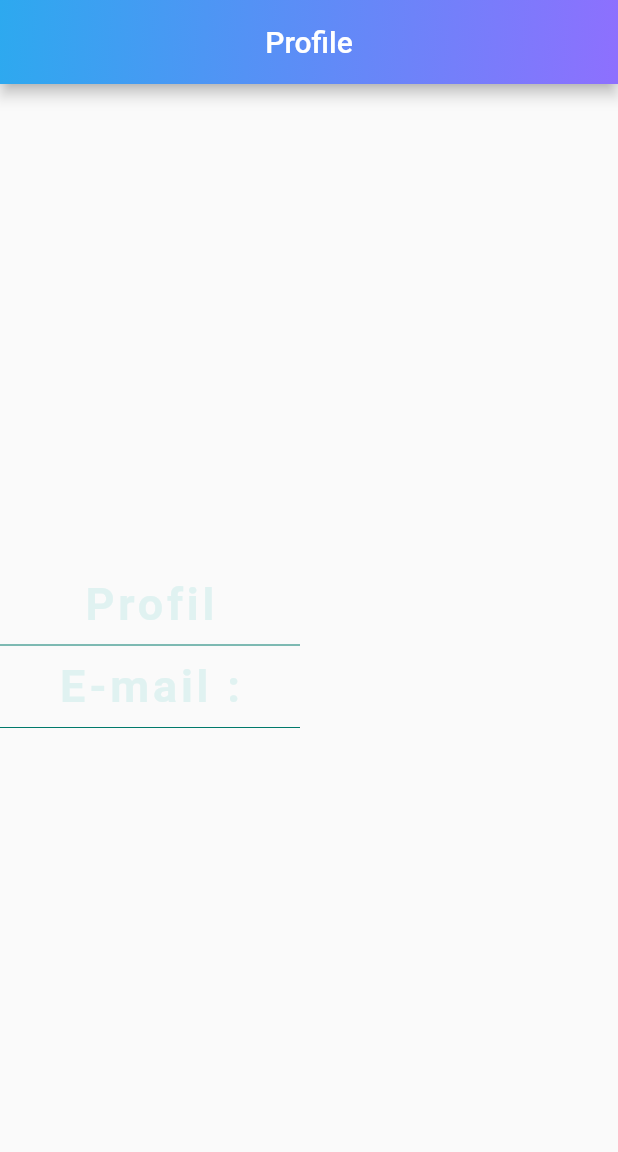
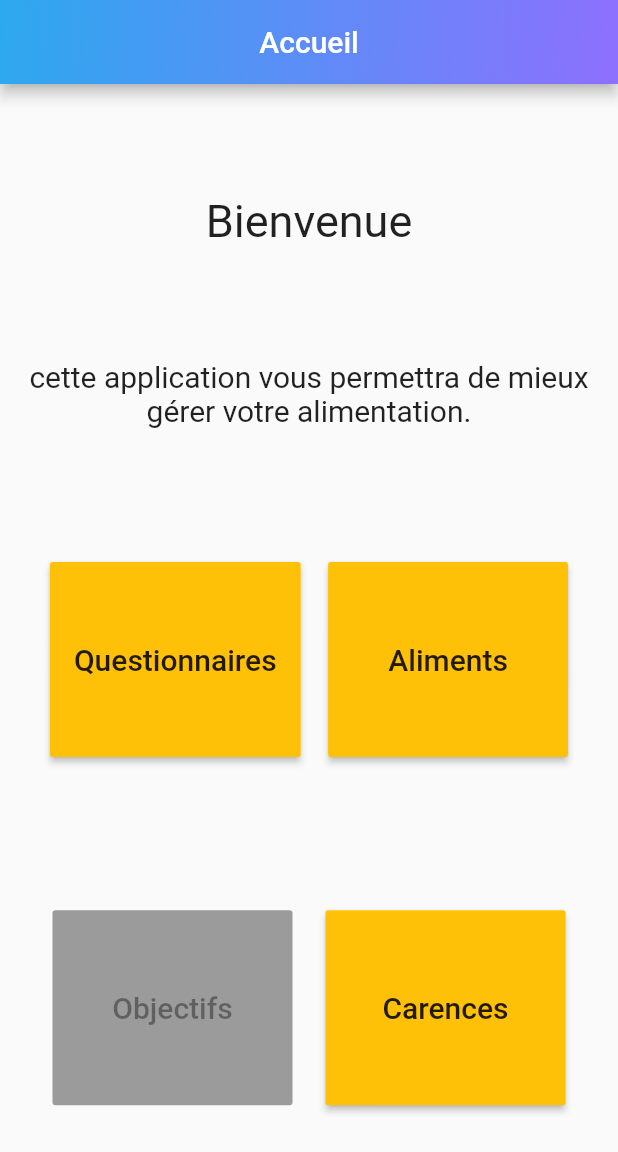
Before and after one commit to CamilleJullien/ceihm, a Flutter app: the screen it shows after launch, on a phone screen of 412 x 824 dp. Shown: the top 1152 px of the screen. Run offline on Flutter 3.47's test engine with Material 2 defaults, Android fonts, the light colour scheme and no system bars; our stand-ins replace font_awesome_flutter; Roboto replaces fonts that are missing (Source Sans Pro).

Commit message:
#1 début de page d'accueil

```diff
--- a/lib/foodList.dart
+++ b/lib/foodList.dart
@@ -2,6 +2,7 @@ import 'package:flutter/material.dart';
 import 'package:font_awesome_flutter/font_awesome_flutter.dart';
 import 'task.dart';
 import 'main.dart';
+import 'home.dart' ;
 import 'package:flutter_staggered_grid_view/flutter_staggered_grid_view.dart';
 
 class FoodList extends StatefulWidget{
@@ -243,8 +244,7 @@ class _FoodList extends State<FoodList>{
         onPressed: (){
           Navigator.push(
             context,
-            MaterialPageRoute(builder: (context) => MyHomePage(title: 'Flutter Demo Home Page')),
-          );
+            MaterialPageRoute(builder: (context) => Home()));
         },
         tooltip: 'Increment',
         child: new Text('OK', style: TextStyle(fontSize: 10.0, color: Colors.white)),
--- /dev/null
+++ b/lib/home.dart
@@ -0,0 +1,169 @@
+import 'package:flutter/material.dart';
+import 'synthesis.dart';
+import 'package:ceihm/goals/goals.dart';
+
+
+class Home extends StatefulWidget {
+  // This widget is the home page of your application. It is stateful, meaning
+  // that it has a State object (defined below) that contains fields that affect
+  // how it looks.
+
+  // This class is the configuration for the state. It holds the values (in this
+  // case the title) provided by the parent (in this case the App widget) and
+  // used by the build method of the State. Fields in a Widget subclass are
+  // always marked "final".
+
+  @override
+  _HomeState createState() => _HomeState();
+}
+
+class _HomeState extends State<Home> {
+  int _counter = 0;
+
+  void _incrementCounter() {
+    setState(() {
+      // This call to setState tells the Flutter framework that something has
+      // changed in this State, which causes it to rerun the build method below
+      // so that the display can reflect the updated values. If we changed
+      // _counter without calling setState(), then the build method would not be
+      // called again, and so nothing would appear to happen.
+      _counter++;
+    });
+  }
+
+  @override
+  Widget build(BuildContext context) {
+    // This method is rerun every time setState is called, for instance as done
+    // by the _incrementCounter method above.
+    //
+    // The Flutter framework has been optimized to make rerunning build methods
+    // fast, so that you can just rebuild anything that needs updating rather
+    // than having to individually change instances of widgets.
+    return Scaffold(
+      appBar: AppBar(
+        centerTitle: true,
+        title: Text('Accueil'),
+        flexibleSpace: Container(
+          decoration: BoxDecoration(
+              gradient: LinearGradient(
+                  begin: Alignment.centerRight,
+                  end: Alignment(-1.0, -1.0),
+                  colors: <Color>[
+                    Color(0xff8d70fe),
+                    Color(0xff2da9ef)
+                  ])
+          ),
+        ),
+      ),
+      body: Center(
+        // Center is a layout widget. It takes a single child and positions it
+        // in the middle of the parent.
+        child: Column(
+          mainAxisAlignment: MainAxisAlignment.spaceEvenly,
+          // crossAxisAlignment: CrossAxisAlignment.center,
+          children: <Widget>[
+            Container(
+              child:  Text(
+                'Bienvenue',
+                style: TextStyle(
+                  fontSize: 30.0,
+                ),
+              ),
+            ),
+            Container(
+              child:Text(
+                // '$_counter',
+                // style: Theme.of(context).textTheme.display1,
+                'cette application vous permettra de mieux gérer votre alimentation.'
+                ,
+                textAlign: TextAlign.center,
+                style: TextStyle(
+                  fontSize: 20.0,
+                ),
+              ),
+            ),
+            Container(
+              margin: EdgeInsets.all(15),
+              child: Row(
+                mainAxisAlignment: MainAxisAlignment.spaceEvenly,
+                children: <Widget>[
+                  ButtonTheme(
+                    minWidth: 160.0,
+                    height: 130.0,
+                    child: RaisedButton(
+                      onPressed: () {},
+                      child: Text(
+                        "Questionnaires",
+                        style: TextStyle(
+                          fontSize: 20.0,
+                        ),),
+                      color: Colors.amber,
+                    ),
+                  ),
+
+                  ButtonTheme(
+                    minWidth: 160.0,
+                    height: 130.0,
+                    child: RaisedButton(
+                      onPressed: () {},
+                      child: Text(
+                        "Aliments",
+                        style: TextStyle(
+                          fontSize: 20.0,
+                        ),
+                      ),
+                      color: Colors.amber,
+                    ),
+                  ),
+                ],
+              ),
+            ),
+
+            Container(
+              margin: EdgeInsets.all(13),
+              child:Row(
+                mainAxisAlignment: MainAxisAlignment.spaceEvenly,
+                children: <Widget>[
+                  ButtonTheme(
+                    minWidth: 160.0,
+                    height: 130.0,
+                    child: RaisedButton(
+                      onPressed: null,
+                      child: Text(
+                        "Objectifs",
+                        style: TextStyle(
+                          fontSize: 20.0,
+                        ),
+                      ),
+                      color: Colors.amber,
+                    ),
+                  ),
+                  ButtonTheme(
+                    minWidth: 160.0,
+                    height: 130.0,
+                    child: RaisedButton(
+                      onPressed: () {},
+                      child: Text(
+                        "Carences",
+                        style: TextStyle(
+                          fontSize: 20.0,
+                        ),
+                      ),
+                      color: Colors.amber,
+                    ),
+                  ),
+                ],
+              ),
+            ),
+
+          ],
+        ),
+      ),
+     /* floatingActionButton: FloatingActionButton(
+        onPressed: _incrementCounter,
+        tooltip: 'Increment',
+        child: Icon(Icons.add),
+      ),*/ // This trailing comma makes auto-formatting nicer for build methods.
+    );
+  }
+}
--- a/lib/main.dart
+++ b/lib/main.dart
@@ -1,11 +1,10 @@
 import 'package:flutter/material.dart';
 import 'goals/goals.dart';
 import 'synthesis.dart';
+import 'home.dart';
 import 'package:ceihm/goals/goals.dart';
 import 'profile.dart';
 import 'synthesis.dart';
-import 'synthesis.dart';
-
 void main() => runApp(MyApp());
 
 class MyApp extends StatelessWidget {
@@ -13,12 +12,12 @@ class MyApp extends StatelessWidget {
   @override
   Widget build(BuildContext context) {
     return MaterialApp(
-      title: 'Flutter Demo',
+      title: 'Dietétique',
       debugShowCheckedModeBanner: false,
       theme: ThemeData(
         primarySwatch: Colors.blue,
       ),
-      home: Profile(),
+      home: Home(),
       //home: MyHomePage(title: 'Flutter Demo Home Page'),
     );
   }
```
